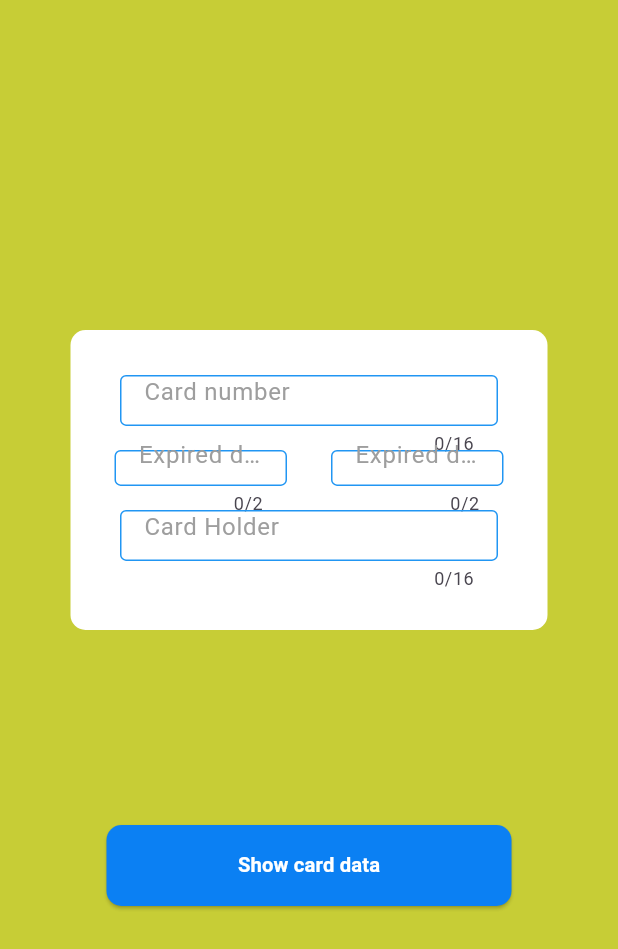
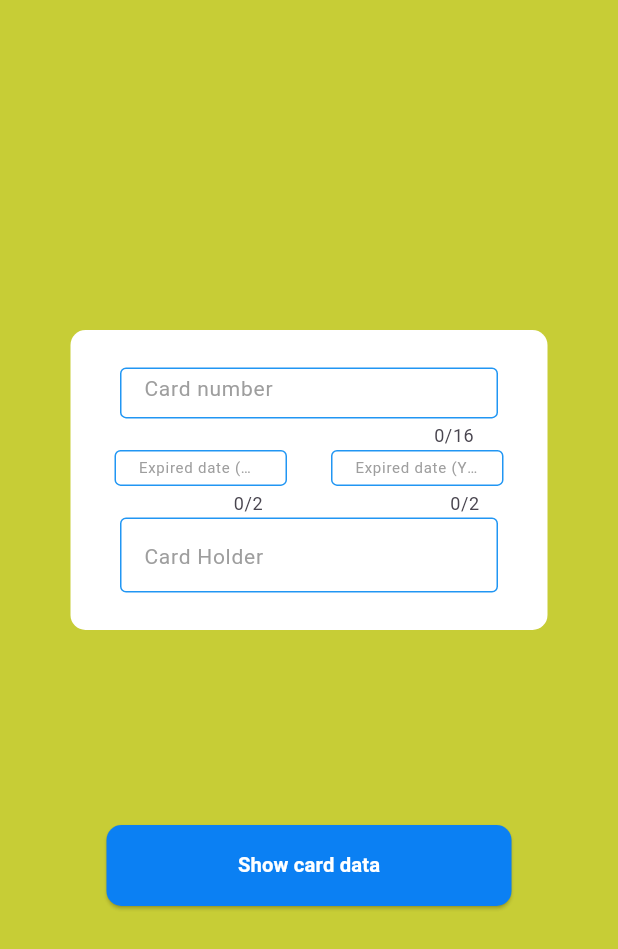
Before and after one commit to Flutter-gg-1/Assignment-13, a Flutter app: the screen it shows after launch, on a phone screen of 412 x 824 dp. Shown: the top 949 px of the screen. Run offline on Flutter 3.47's test engine with Material 3 defaults, Android fonts, the phone set to English and light mode, and no system bars.

Commit message:
UPD HomeScreen version 0.0.7

```diff
--- a/lib/common.dart
+++ b/lib/common.dart
@@ -1,4 +1,5 @@
 import 'package:flutter/material.dart';
+import 'package:flutter/services.dart';
 
 Widget myTextFormField(
     {TextEditingController? controller,
@@ -6,18 +7,20 @@ Widget myTextFormField(
     TextInputType? keyboardType,
     String? Function(String?)? validator,
     String? hintText,
-    double? width}) {
+    double? fontSize,
+    List<TextInputFormatter>? inputFormatters}) {
   return SizedBox(
     width: 252,
     height: 50,
     child: TextFormField(
+      inputFormatters:  inputFormatters,
       controller: controller,
       maxLength: maxLength,
       keyboardType: keyboardType,
       validator: validator,
       decoration: InputDecoration(
         hintText: hintText,
-        hintStyle: const TextStyle(color: Colors.grey),
+        hintStyle: TextStyle(color: Colors.grey, fontSize: fontSize),
         border: OutlineInputBorder(
           borderRadius: BorderRadius.circular(3),
         ),
--- a/lib/home_screen.dart
+++ b/lib/home_screen.dart
@@ -35,6 +35,7 @@ class _HomeScreenState extends State<HomeScreen> {
                     myTextFormField(
                         maxLength: 16,
                         hintText: 'Card number',
+                        fontSize: 14,
                         validator: (value) {
                           if (value == null || value.isEmpty) {
                             return 'Please enter card number';
@@ -44,6 +45,7 @@ class _HomeScreenState extends State<HomeScreen> {
                             return null;
                           }
                         }),
+                    const SizedBox(height: 5),
                     Row(
                       mainAxisAlignment: MainAxisAlignment.spaceEvenly,
                       children: [
@@ -53,6 +55,7 @@ class _HomeScreenState extends State<HomeScreen> {
                           child: myTextFormField(
                               maxLength: 2,
                               hintText: 'Expired date (MM)',
+                              fontSize: 10,
                               validator: (value) {
                                 if (value == null || value.isEmpty) {
                                   return 'Please enter card number';
@@ -69,6 +72,7 @@ class _HomeScreenState extends State<HomeScreen> {
                           child: myTextFormField(
                               maxLength: 2,
                               hintText: 'Expired date (YY)',
+                              fontSize: 10,
                               validator: (value) {
                                 if (value == null || value.isEmpty) {
                                   return 'Please enter card number';
@@ -81,9 +85,10 @@ class _HomeScreenState extends State<HomeScreen> {
                         ),
                       ],
                     ),
+                    const SizedBox(height: 5),
                     myTextFormField(
-                        maxLength: 16,
                         hintText: 'Card Holder',
+                        fontSize: 14,
                         validator: (value) {
                           if (value == null || value.isEmpty) {
                             return 'Please enter card number';
```
